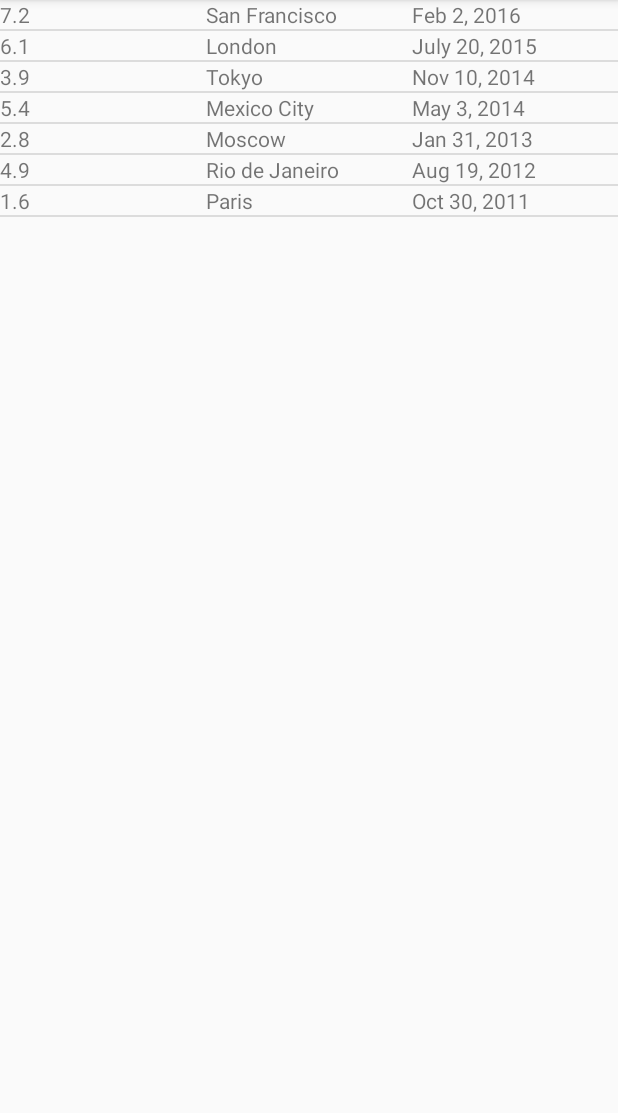
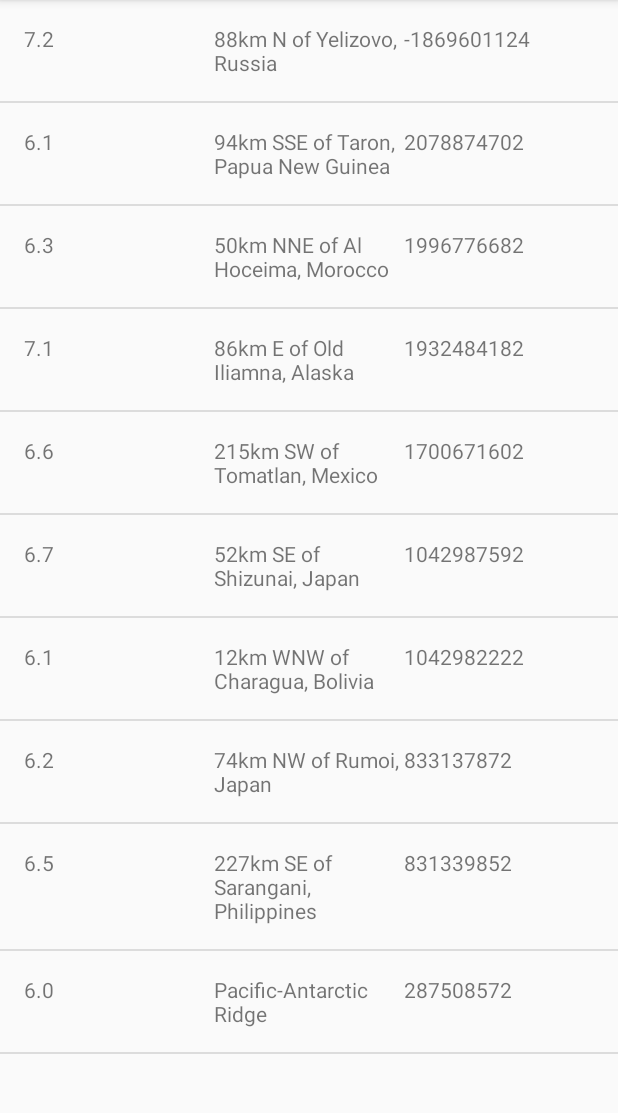
Before and after one commit to abusayedruetcse/QuakeReport, an Android app: the screen it shows after launch (EarthquakeActivity), on a phone screen of 412 x 824 dp, the part 84-1197 px from its top. Run offline under Robolectric (Android 15) with nearby library versions, the phone set to English and light mode, and no system bars.

Commit message:
JSON is implemented in QueryUtils

```diff
--- a/app/src/main/java/com/example/android/quakereport/EarthquakeActivity.java
+++ b/app/src/main/java/com/example/android/quakereport/EarthquakeActivity.java
@@ -31,20 +31,7 @@ public class EarthquakeActivity extends AppCompatActivity {
         super.onCreate(savedInstanceState);
         setContentView(R.layout.earthquake_activity);
 
-        // Create a fake list of earthquake locations.
-        ArrayList<Word> earthquakes = new ArrayList<Word>();
-        earthquakes.add(new Word(7.2,"San Francisco","Feb 2, 2016"));
-        earthquakes.add(new Word(6.1,"London","July 20, 2015"));
-        earthquakes.add(new Word(3.9,"Tokyo","Nov 10, 2014"));
-        earthquakes.add(new Word(5.4,"Mexico City","May 3, 2014"));
-        earthquakes.add(new Word(2.8,"Moscow","Jan 31, 2013"));
-        earthquakes.add(new Word(4.9,"Rio de Janeiro","Aug 19, 2012"));
-        earthquakes.add(new Word(1.6,"Paris","Oct 30, 2011"));
-
-
-
-        // Create a new {@link ArrayAdapter} of earthquakes
-        WordAdapter adapter=new WordAdapter(this,earthquakes);
+        WordAdapter adapter=new WordAdapter(this,QueryUtils.extractEarthquakes());
 
 
         // Find a reference to the {@link ListView} in the layout
--- /dev/null
+++ b/app/src/main/java/com/example/android/quakereport/QueryUtils.java
@@ -0,0 +1,75 @@
+package com.example.android.quakereport;
+
+import android.util.Log;
+
+import org.json.JSONArray;
+import org.json.JSONException;
+import org.json.JSONObject;
+
+import java.util.ArrayList;
+
+/**
+ * Helper methods related to requesting and receiving earthquake data from USGS.
+ */
+public final class QueryUtils {
+
+    /** Sample JSON response for a USGS query */
+    private static final String SAMPLE_JSON_RESPONSE = "{\"type\":\"FeatureCollection\",\"metadata\":{\"generated\":1462295443000,\"url\":\"http://earthquake.usgs.gov/fdsnws/event/1/query?format=geojson&starttime=2016-01-01&endtime=2016-01-31&minmag=6&limit=10\",\"title\":\"USGS Earthquakes\",\"status\":200,\"api\":\"1.5.2\",\"limit\":10,\"offset\":1,\"count\":10},\"features\":[{\"type\":\"Feature\",\"properties\":{\"mag\":7.2,\"place\":\"88km N of Yelizovo, Russia\",\"time\":1454124312220,\"updated\":1460674294040,\"tz\":720,\"url\":\"http://earthquake.usgs.gov/earthquakes/eventpage/us20004vvx\",\"detail\":\"http://earthquake.usgs.gov/fdsnws/event/1/query?eventid=us20004vvx&format=geojson\",\"felt\":2,\"cdi\":3.4,\"mmi\":5.82,\"alert\":\"green\",\"status\":\"reviewed\",\"tsunami\":1,\"sig\":798,\"net\":\"us\",\"code\":\"20004vvx\",\"ids\":\",at00o1qxho,pt16030050,us20004vvx,gcmt20160130032510,\",\"sources\":\",at,pt,us,gcmt,\",\"types\":\",cap,dyfi,finite-fault,general-link,general-text,geoserve,impact-link,impact-text,losspager,moment-tensor,nearby-cities,origin,phase-data,shakemap,tectonic-summary,\",\"nst\":null,\"dmin\":0.958,\"rms\":1.19,\"gap\":17,\"magType\":\"mww\",\"type\":\"earthquake\",\"title\":\"M 7.2 - 88km N of Yelizovo, Russia\"},\"geometry\":{\"type\":\"Point\",\"coordinates\":[158.5463,53.9776,177]},\"id\":\"us20004vvx\"},\n" +
+            "{\"type\":\"Feature\",\"properties\":{\"mag\":6.1,\"place\":\"94km SSE of Taron, Papua New Guinea\",\"time\":1453777820750,\"updated\":1460156775040,\"tz\":600,\"url\":\"http://earthquake.usgs.gov/earthquakes/eventpage/us20004uks\",\"detail\":\"http://earthquake.usgs.gov/fdsnws/event/1/query?eventid=us20004uks&format=geojson\",\"felt\":null,\"cdi\":null,\"mmi\":4.1,\"alert\":\"green\",\"status\":\"reviewed\",\"tsunami\":1,\"sig\":572,\"net\":\"us\",\"code\":\"20004uks\",\"ids\":\",us20004uks,gcmt20160126031023,\",\"sources\":\",us,gcmt,\",\"types\":\",cap,geoserve,losspager,moment-tensor,nearby-cities,origin,phase-data,shakemap,tectonic-summary,\",\"nst\":null,\"dmin\":1.537,\"rms\":0.74,\"gap\":25,\"magType\":\"mww\",\"type\":\"earthquake\",\"title\":\"M 6.1 - 94km SSE of Taron, Papua New Guinea\"},\"geometry\":{\"type\":\"Point\",\"coordinates\":[153.2454,-5.2952,26]},\"id\":\"us20004uks\"},\n" +
+            "{\"type\":\"Feature\",\"properties\":{\"mag\":6.3,\"place\":\"50km NNE of Al Hoceima, Morocco\",\"time\":1453695722730,\"updated\":1460156773040,\"tz\":0,\"url\":\"http://earthquake.usgs.gov/earthquakes/eventpage/us10004gy9\",\"detail\":\"http://earthquake.usgs.gov/fdsnws/event/1/query?eventid=us10004gy9&format=geojson\",\"felt\":117,\"cdi\":7.2,\"mmi\":5.28,\"alert\":\"green\",\"status\":\"reviewed\",\"tsunami\":0,\"sig\":695,\"net\":\"us\",\"code\":\"10004gy9\",\"ids\":\",us10004gy9,gcmt20160125042203,\",\"sources\":\",us,gcmt,\",\"types\":\",cap,dyfi,geoserve,impact-text,losspager,moment-tensor,nearby-cities,origin,phase-data,shakemap,tectonic-summary,\",\"nst\":null,\"dmin\":2.201,\"rms\":0.92,\"gap\":20,\"magType\":\"mww\",\"type\":\"earthquake\",\"title\":\"M 6.3 - 50km NNE of Al Hoceima, Morocco\"},\"geometry\":{\"type\":\"Point\",\"coordinates\":[-3.6818,35.6493,12]},\"id\":\"us10004gy9\"},\n" +
+            "{\"type\":\"Feature\",\"properties\":{\"mag\":7.1,\"place\":\"86km E of Old Iliamna, Alaska\",\"time\":1453631430230,\"updated\":1460156770040,\"tz\":-540,\"url\":\"http://earthquake.usgs.gov/earthquakes/eventpage/us10004gqp\",\"detail\":\"http://earthquake.usgs.gov/fdsnws/event/1/query?eventid=us10004gqp&format=geojson\",\"felt\":1816,\"cdi\":7.2,\"mmi\":6.6,\"alert\":\"green\",\"status\":\"reviewed\",\"tsunami\":1,\"sig\":1496,\"net\":\"us\",\"code\":\"10004gqp\",\"ids\":\",at00o1gd6r,us10004gqp,ak12496371,gcmt20160124103030,\",\"sources\":\",at,us,ak,gcmt,\",\"types\":\",cap,dyfi,finite-fault,general-link,general-text,geoserve,impact-link,impact-text,losspager,moment-tensor,nearby-cities,origin,phase-data,shakemap,tectonic-summary,trump-origin,\",\"nst\":null,\"dmin\":0.72,\"rms\":2.11,\"gap\":19,\"magType\":\"mww\",\"type\":\"earthquake\",\"title\":\"M 7.1 - 86km E of Old Iliamna, Alaska\"},\"geometry\":{\"type\":\"Point\",\"coordinates\":[-153.4051,59.6363,129]},\"id\":\"us10004gqp\"},\n" +
+            "{\"type\":\"Feature\",\"properties\":{\"mag\":6.6,\"place\":\"215km SW of Tomatlan, Mexico\",\"time\":1453399617650,\"updated\":1459963829040,\"tz\":-420,\"url\":\"http://earthquake.usgs.gov/earthquakes/eventpage/us10004g4l\",\"detail\":\"http://earthquake.usgs.gov/fdsnws/event/1/query?eventid=us10004g4l&format=geojson\",\"felt\":11,\"cdi\":2.7,\"mmi\":3.92,\"alert\":\"green\",\"status\":\"reviewed\",\"tsunami\":1,\"sig\":673,\"net\":\"us\",\"code\":\"10004g4l\",\"ids\":\",at00o1bebo,pt16021050,us10004g4l,gcmt20160121180659,\",\"sources\":\",at,pt,us,gcmt,\",\"types\":\",cap,dyfi,geoserve,impact-link,impact-text,losspager,moment-tensor,nearby-cities,origin,phase-data,shakemap,tectonic-summary,\",\"nst\":null,\"dmin\":2.413,\"rms\":0.98,\"gap\":74,\"magType\":\"mww\",\"type\":\"earthquake\",\"title\":\"M 6.6 - 215km SW of Tomatlan, Mexico\"},\"geometry\":{\"type\":\"Point\",\"coordinates\":[-106.9337,18.8239,10]},\"id\":\"us10004g4l\"},\n" +
+            "{\"type\":\"Feature\",\"properties\":{\"mag\":6.7,\"place\":\"52km SE of Shizunai, Japan\",\"time\":1452741933640,\"updated\":1459304879040,\"tz\":540,\"url\":\"http://earthquake.usgs.gov/earthquakes/eventpage/us10004ebx\",\"detail\":\"http://earthquake.usgs.gov/fdsnws/event/1/query?eventid=us10004ebx&format=geojson\",\"felt\":51,\"cdi\":5.8,\"mmi\":6.45,\"alert\":\"green\",\"status\":\"reviewed\",\"tsunami\":1,\"sig\":720,\"net\":\"us\",\"code\":\"10004ebx\",\"ids\":\",us10004ebx,pt16014050,at00o0xauk,gcmt20160114032534,\",\"sources\":\",us,pt,at,gcmt,\",\"types\":\",associate,cap,dyfi,geoserve,impact-link,impact-text,losspager,moment-tensor,nearby-cities,origin,phase-data,shakemap,\",\"nst\":null,\"dmin\":0.281,\"rms\":0.98,\"gap\":22,\"magType\":\"mww\",\"type\":\"earthquake\",\"title\":\"M 6.7 - 52km SE of Shizunai, Japan\"},\"geometry\":{\"type\":\"Point\",\"coordinates\":[142.781,41.9723,46]},\"id\":\"us10004ebx\"},\n" +
+            "{\"type\":\"Feature\",\"properties\":{\"mag\":6.1,\"place\":\"12km WNW of Charagua, Bolivia\",\"time\":1452741928270,\"updated\":1459304879040,\"tz\":-240,\"url\":\"http://earthquake.usgs.gov/earthquakes/eventpage/us10004ebw\",\"detail\":\"http://earthquake.usgs.gov/fdsnws/event/1/query?eventid=us10004ebw&format=geojson\",\"felt\":3,\"cdi\":2.2,\"mmi\":2.21,\"alert\":\"green\",\"status\":\"reviewed\",\"tsunami\":0,\"sig\":573,\"net\":\"us\",\"code\":\"10004ebw\",\"ids\":\",us10004ebw,gcmt20160114032528,\",\"sources\":\",us,gcmt,\",\"types\":\",cap,dyfi,geoserve,impact-text,losspager,moment-tensor,nearby-cities,origin,phase-data,shakemap,tectonic-summary,\",\"nst\":null,\"dmin\":5.492,\"rms\":1.04,\"gap\":16,\"magType\":\"mww\",\"type\":\"earthquake\",\"title\":\"M 6.1 - 12km WNW of Charagua, Bolivia\"},\"geometry\":{\"type\":\"Point\",\"coordinates\":[-63.3288,-19.7597,582.56]},\"id\":\"us10004ebw\"},\n" +
+            "{\"type\":\"Feature\",\"properties\":{\"mag\":6.2,\"place\":\"74km NW of Rumoi, Japan\",\"time\":1452532083920,\"updated\":1459304875040,\"tz\":540,\"url\":\"http://earthquake.usgs.gov/earthquakes/eventpage/us10004djn\",\"detail\":\"http://earthquake.usgs.gov/fdsnws/event/1/query?eventid=us10004djn&format=geojson\",\"felt\":8,\"cdi\":3.4,\"mmi\":3.74,\"alert\":\"green\",\"status\":\"reviewed\",\"tsunami\":0,\"sig\":594,\"net\":\"us\",\"code\":\"10004djn\",\"ids\":\",us10004djn,gcmt20160111170803,\",\"sources\":\",us,gcmt,\",\"types\":\",cap,dyfi,geoserve,impact-text,losspager,moment-tensor,nearby-cities,origin,phase-data,shakemap,tectonic-summary,\",\"nst\":null,\"dmin\":1.139,\"rms\":0.96,\"gap\":33,\"magType\":\"mww\",\"type\":\"earthquake\",\"title\":\"M 6.2 - 74km NW of Rumoi, Japan\"},\"geometry\":{\"type\":\"Point\",\"coordinates\":[141.0867,44.4761,238.81]},\"id\":\"us10004djn\"},\n" +
+            "{\"type\":\"Feature\",\"properties\":{\"mag\":6.5,\"place\":\"227km SE of Sarangani, Philippines\",\"time\":1452530285900,\"updated\":1459304874040,\"tz\":480,\"url\":\"http://earthquake.usgs.gov/earthquakes/eventpage/us10004dj5\",\"detail\":\"http://earthquake.usgs.gov/fdsnws/event/1/query?eventid=us10004dj5&format=geojson\",\"felt\":1,\"cdi\":2.7,\"mmi\":7.5,\"alert\":\"green\",\"status\":\"reviewed\",\"tsunami\":1,\"sig\":650,\"net\":\"us\",\"code\":\"10004dj5\",\"ids\":\",at00o0srjp,pt16011050,us10004dj5,gcmt20160111163807,\",\"sources\":\",at,pt,us,gcmt,\",\"types\":\",cap,dyfi,geoserve,impact-link,impact-text,losspager,moment-tensor,nearby-cities,origin,phase-data,shakemap,tectonic-summary,\",\"nst\":null,\"dmin\":3.144,\"rms\":0.72,\"gap\":22,\"magType\":\"mww\",\"type\":\"earthquake\",\"title\":\"M 6.5 - 227km SE of Sarangani, Philippines\"},\"geometry\":{\"type\":\"Point\",\"coordinates\":[126.8621,3.8965,13]},\"id\":\"us10004dj5\"},\n" +
+            "{\"type\":\"Feature\",\"properties\":{\"mag\":6,\"place\":\"Pacific-Antarctic Ridge\",\"time\":1451986454620,\"updated\":1459202978040,\"tz\":-540,\"url\":\"http://earthquake.usgs.gov/earthquakes/eventpage/us10004bgk\",\"detail\":\"http://earthquake.usgs.gov/fdsnws/event/1/query?eventid=us10004bgk&format=geojson\",\"felt\":0,\"cdi\":1,\"mmi\":0,\"alert\":\"green\",\"status\":\"reviewed\",\"tsunami\":0,\"sig\":554,\"net\":\"us\",\"code\":\"10004bgk\",\"ids\":\",us10004bgk,gcmt20160105093415,\",\"sources\":\",us,gcmt,\",\"types\":\",cap,dyfi,geoserve,losspager,moment-tensor,nearby-cities,origin,phase-data,shakemap,\",\"nst\":null,\"dmin\":30.75,\"rms\":0.67,\"gap\":71,\"magType\":\"mww\",\"type\":\"earthquake\",\"title\":\"M 6.0 - Pacific-Antarctic Ridge\"},\"geometry\":{\"type\":\"Point\",\"coordinates\":[-136.2603,-54.2906,10]},\"id\":\"us10004bgk\"}],\"bbox\":[-153.4051,-54.2906,10,158.5463,59.6363,582.56]}";
+
+    /**
+     * Create a private constructor because no one should ever create a {@link QueryUtils} object.
+     * This class is only meant to hold static variables and methods, which can be accessed
+     * directly from the class name QueryUtils (and an object instance of QueryUtils is not needed).
+     */
+    private QueryUtils() {
+    }
+
+    /**
+     * Return a list of {@link Earthquake} objects that has been built up from
+     * parsing a JSON response.
+     */
+    public static ArrayList<Word> extractEarthquakes() {
+
+        // Create an empty ArrayList that we can start adding earthquakes to
+        ArrayList<Word> earthquakes = new ArrayList<>();
+
+        // Try to parse the SAMPLE_JSON_RESPONSE. If there's a problem with the way the JSON
+        // is formatted, a JSONException exception object will be thrown.
+        // Catch the exception so the app doesn't crash, and print the error message to the logs.
+        try {
+            JSONObject root=new JSONObject(SAMPLE_JSON_RESPONSE);
+            JSONArray featuresArray=root.getJSONArray("features");
+            for(int i=0;i<featuresArray.length();i++)
+            {
+                JSONObject featuresObject=featuresArray.getJSONObject(i);
+                JSONObject propertiesObject=featuresObject.getJSONObject("properties");
+                Double magnitude=propertiesObject.getDouble("mag");
+                String city=propertiesObject.getString("place");
+                int time=propertiesObject.getInt("time");
+                earthquakes.add(new Word(magnitude,city,time));
+            }
+
+            // TODO: Parse the response given by the SAMPLE_JSON_RESPONSE string and
+            // build up a list of Earthquake objects with the corresponding data.
+
+        } catch (JSONException e) {
+            // If an error is thrown when executing any of the above statements in the "try" block,
+            // catch the exception here, so the app doesn't crash. Print a log message
+            // with the message from the exception.
+            Log.e("QueryUtils", "Problem parsing the earthquake JSON results", e);
+        }
+
+        // Return the list of earthquakes
+        return earthquakes;
+    }
+
+}
--- a/app/src/main/java/com/example/android/quakereport/Word.java
+++ b/app/src/main/java/com/example/android/quakereport/Word.java
@@ -3,9 +3,9 @@ package com.example.android.quakereport;
 public class Word {
     private double magnitude;
     private String city;
-    private String dateCreated;
+    private int dateCreated;
 
-    public Word(double magnitude,String city,String dateCreated)
+    public Word(double magnitude,String city,int dateCreated)
     {
         this.magnitude=magnitude;
         this.city=city;
@@ -20,7 +20,7 @@ public class Word {
     {
         return city;
     }
-    public String getDateCreated()
+    public int getDateCreated()
     {
         return  dateCreated;
     }
--- a/app/src/main/java/com/example/android/quakereport/WordAdapter.java
+++ b/app/src/main/java/com/example/android/quakereport/WordAdapter.java
@@ -29,7 +29,7 @@ public class WordAdapter extends ArrayAdapter<Word> {
         TextView textCity=(TextView)listItemView.findViewById(R.id.city);
         textCity.setText(wordItem.getCity());
         TextView textDate=(TextView)listItemView.findViewById(R.id.date);
-        textDate.setText(wordItem.getDateCreated());
+        textDate.setText(wordItem.getDateCreated()+"");
 
 
 
--- a/app/src/main/res/layout/list_item.xml
+++ b/app/src/main/res/layout/list_item.xml
@@ -1,29 +1,31 @@
 <?xml version="1.0" encoding="utf-8"?>
 <android.support.constraint.ConstraintLayout
     xmlns:android="http://schemas.android.com/apk/res/android"
+    xmlns:tools="http://schemas.android.com/tools"
     android:layout_width="match_parent"
     android:layout_height="match_parent">
     <LinearLayout
         android:layout_width="match_parent"
         android:layout_height="match_parent"
-        android:orientation="horizontal">
+        android:orientation="horizontal"
+        android:padding="16dp">
         <TextView
             android:layout_width="0dp"
             android:layout_height="wrap_content"
             android:layout_weight="1"
-            android:text="6.7"
+            tools:text="6.7"
             android:id="@+id/magnitude"/>
         <TextView
             android:layout_width="0dp"
             android:layout_height="wrap_content"
             android:layout_weight="1"
-            android:text="Text"
+            tools:text="Text"
             android:id="@+id/city"/>
         <TextView
             android:layout_width="0dp"
             android:layout_height="wrap_content"
             android:layout_weight="1"
-            android:text="December 12, 2016"
+            tools:text="December 12, 2016"
             android:id="@+id/date"/>
     </LinearLayout>
 
```
